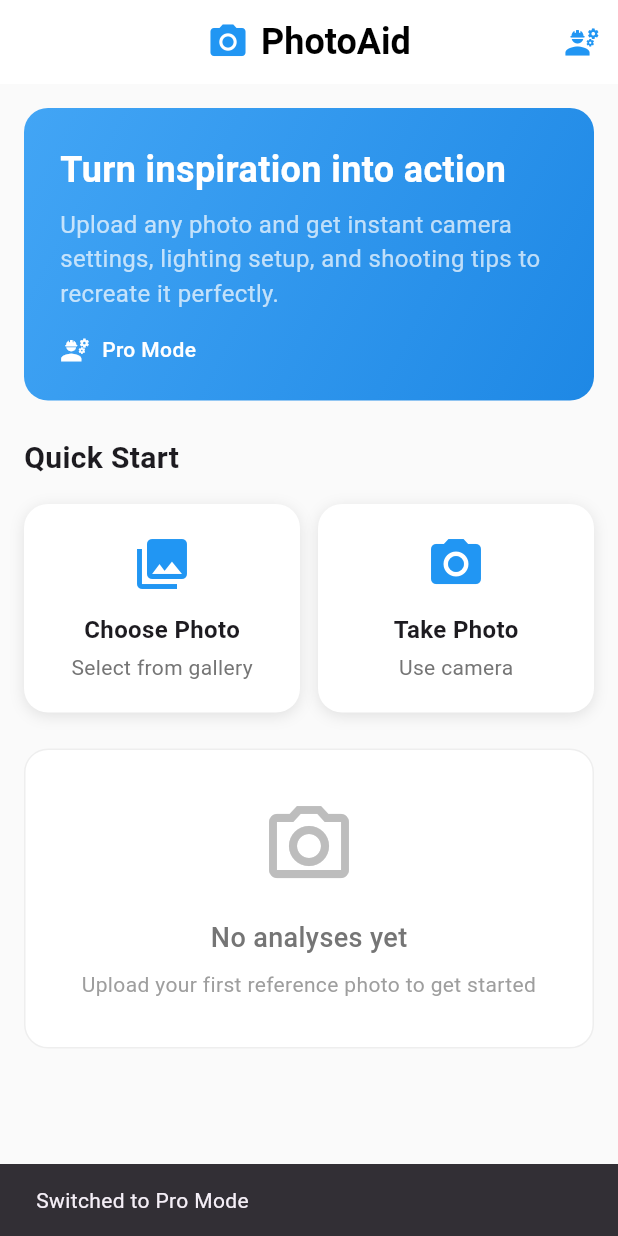
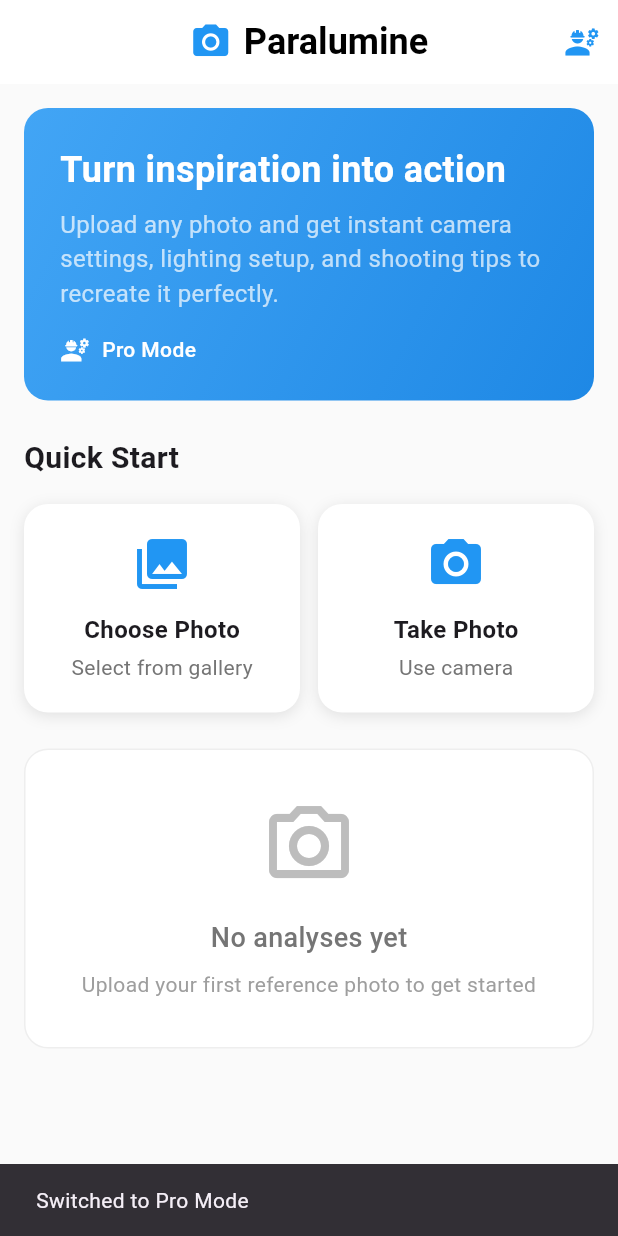
Before and after one commit to Bailuer/Paralumine, a Flutter app: the screen it shows after launch, after a tap on the "school" icon, on a phone screen of 412 x 824 dp. Run offline on Flutter 3.47's test engine with Material 3 defaults, Android fonts, the phone set to English and light mode, and no system bars; our stand-ins replace image_picker; Roboto replaces fonts that are missing (SF Pro Display).

Commit message:
Changed Name to Paralumine

```diff
--- a/lib/main.dart
+++ b/lib/main.dart
@@ -4,11 +4,11 @@
 import 'screens/home_screen.dart';
 
 void main() {
-  runApp(const PhotoAidApp());
+  runApp(const ParalumineApp());
 }
 
-class PhotoAidApp extends StatelessWidget {
-  const PhotoAidApp({super.key});
+class ParalumineApp extends StatelessWidget {
+  const ParalumineApp({super.key});
 
   @override
   Widget build(BuildContext context) {
@@ -17,7 +17,7 @@
         ChangeNotifierProvider(create: (_) => AnalysisProvider()),
       ],
       child: MaterialApp(
-        title: 'PhotoAid',
+        title: 'Paralumine',
         theme: ThemeData(
           primarySwatch: Colors.blue,
           fontFamily: 'SF Pro Display',
--- a/lib/screens/home_screen.dart
+++ b/lib/screens/home_screen.dart
@@ -19,7 +19,7 @@
             Icon(Icons.camera_alt, color: Colors.blue, size: 28),
             const SizedBox(width: 8),
             const Text(
-              'PhotoAid',
+              'Paralumine',
               style: TextStyle(
                 fontSize: 24,
                 fontWeight: FontWeight.bold,
--- a/pubspec.yaml
+++ b/pubspec.yaml
@@ -1,5 +1,5 @@
-name: photoaid
-description: "PhotoAid - AI-powered photography assistant that helps recreate photos you love"
+name: paralumine
+description: "Paralumine - AI-powered photography assistant that helps recreate photos you love"
 # The following line prevents the package from being accidentally published to
 # pub.dev using `flutter pub publish`. This is preferred for private packages.
 publish_to: 'none' # Remove this line if you wish to publish to pub.dev
```
Also changed, not shown: 11 other files.
